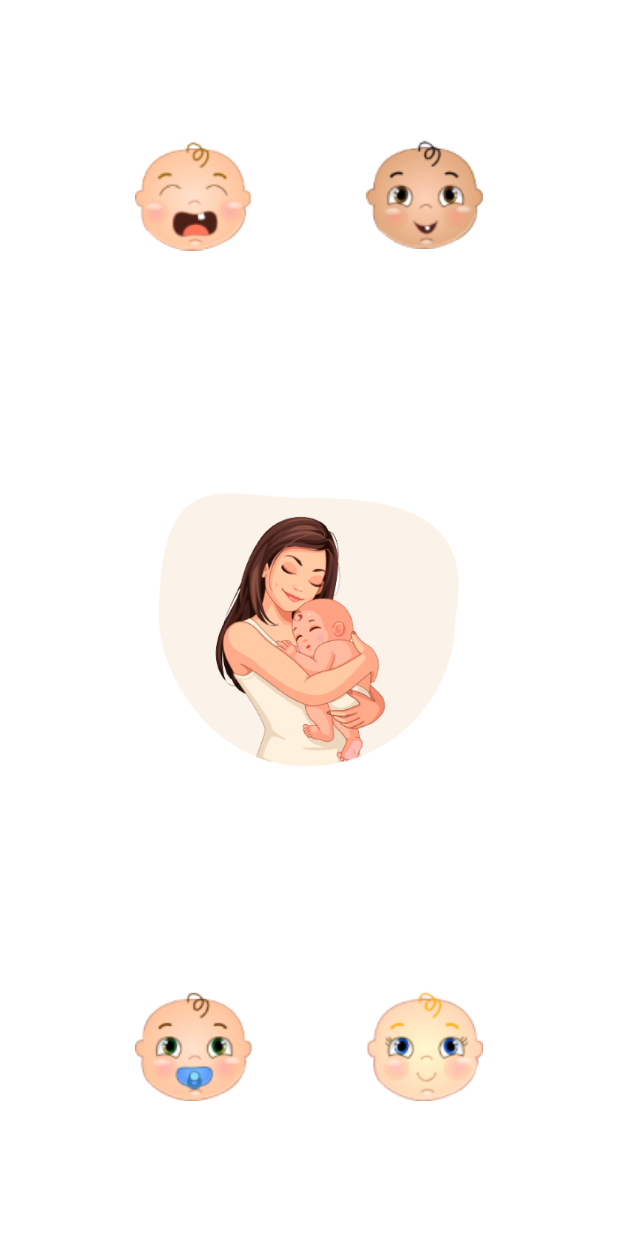
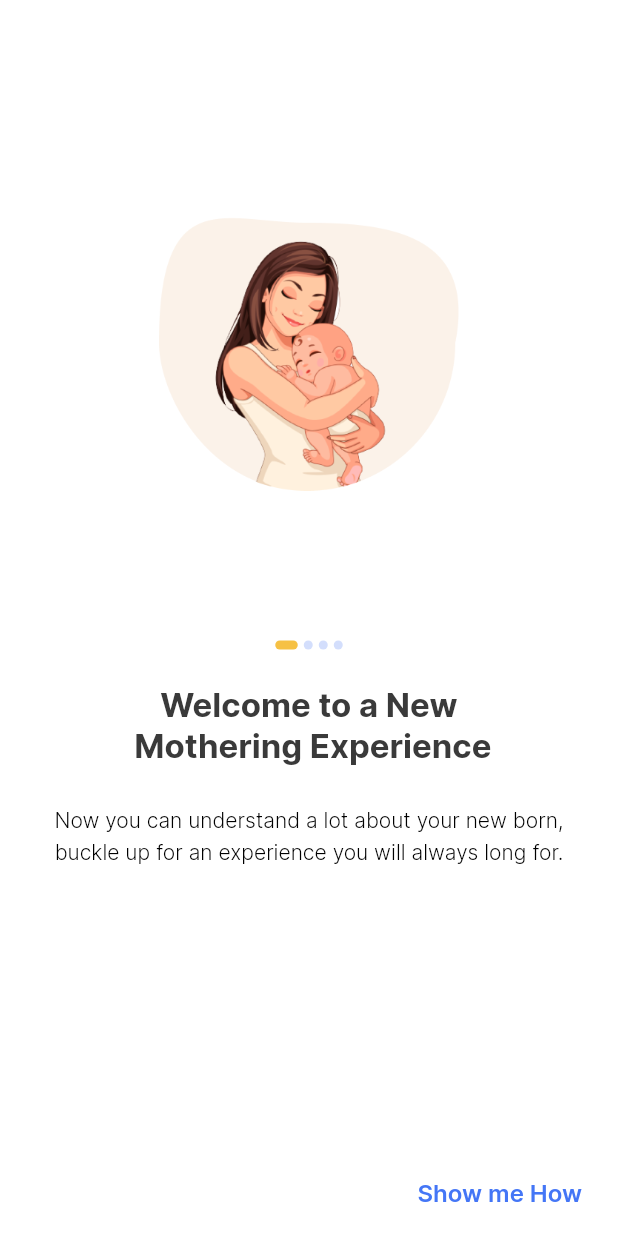
Before and after one commit to divincoder/ubenwa_val, a Flutter app: the screen it shows after launch, on a phone screen of 412 x 824 dp. Run offline on Flutter 3.47's test engine with Material 2 defaults, Android fonts, the phone set to English and light mode, and no system bars; our stand-ins replace flutter_svg, stacked, stacked_services, stacked_shared.

Commit message:
- refactored the colors file to use classes with static fields - added custom widget to further develop onboardView - String modifications

```diff
--- a/lib/app.dart
+++ b/lib/app.dart
@@ -1,6 +1,7 @@
 import 'package:flutter/material.dart';
 import 'package:flutter_localizations/flutter_localizations.dart';
 import 'package:mum_health/app/app.router.dart';
+import 'package:mum_health/gen/fonts.gen.dart';
 import 'package:mum_health/ui/common/app_colors.dart';
 import 'package:stacked_services/stacked_services.dart';
 import 'generated/l10n.dart';
@@ -13,10 +14,11 @@ class MyApp extends StatelessWidget {
     return MaterialApp(
       title: 'Flutter Demo',
       theme: Theme.of(context).copyWith(
-        primaryColor: kcPrimaryColor,
-        focusColor: kcPrimaryColor,
+        primaryColor: AppColors.primary,
+        focusColor: AppColors.primary,
         textTheme: Theme.of(context).textTheme.apply(
           bodyColor: Colors.black,
+          fontFamily: FontFamily.inter
         ),
       ),
       initialRoute: Routes.startupView,
--- a/lib/l10n/intl_en.arb
+++ b/lib/l10n/intl_en.arb
@@ -1,12 +1,12 @@
 {
-  "onboardingHeadingOne": "Welcome to a New Mothering Experience",
-  "onboardingDesOne": "Now you can understand a lot about your new born, buckle up for an experience you will always long for.",
+  "onboardHeadingOne": "Welcome to a New\n Mothering Experience",
+  "onboardDescOne": "Now you can understand a lot about your new born, buckle up for an experience you will always long for.",
   "onboardHeadingTwo": "A Cry with Meaning",
-  "onboardingDescTwo": "Now with great feedbacks, you can understand a lot about your new born cry patter and prepare for common cry peak period.",
+  "onboardDescTwo": "Now with great feedbacks, you can understand a lot about your new born cry patter and prepare for common cry peak period.",
   "onboardHeadingThree": "Analytical Insight",
-  "onboardingDescThree": "Be your baby’s doctor by viewing great insight and analysis; you get to see how your baby cry activity varies in terms of duration and frequency to help you make good decisions",
+  "onboardDescThree": "Be your baby’s doctor by viewing great insight and analysis; you get to see how your baby cry activity varies in terms of duration and frequency to help you make good decisions",
   "onboardHeadingFour": "Happy Mom\n Happy Home",
-  "onboardingDescFour": "Reduce you baby crying time whilst getting your schedule back together by planning for time of cry activity and time of quite.",
+  "onboardDescFour": "Reduce you baby crying time whilst getting your schedule back together by planning for time of cry activity and time of quite.",
   "previous": "Previous",
   "next": "Next",
   "getStarted": "Get Started",
--- a/lib/ui/common/app_colors.dart
+++ b/lib/ui/common/app_colors.dart
@@ -1,12 +1,14 @@
 import 'package:flutter/material.dart';
 
-const Color kcPrimaryColor = Color(0xff4476F6);
-const Color accentMainOne = Color(0xffF6C144);
-const Color accentMainTwo = Color(0xff4476F6);
-const Color babyOneBg = Color(0xffFBF2E9);
-const Color babyTwoBg = Color(0xffE9EEFB);
-const Color babyFourBg = Color(0xffE9EEFB);
-const Color babyThreeBg = Color(0xffFBF2E9);
-const Color defaultCarousel = Color(0xffD3DEFC);
-const Color heading = Color(0xff3A3A3A);
-const Color defaultStateCTA = Color(0xff858585);
+class AppColors {
+  static const Color primary = Color(0xff4476F6);
+  static const Color accentMainOne = Color(0xffF6C144);
+  static const Color accentMainTwo = Color(0xff4476F6);
+  static const Color babyOneBg = Color(0xffFBF2E9);
+  static const Color babyTwoBg = Color(0xffE9EEFB);
+  static const Color babyFourBg = Color(0xffE9EEFB);
+  static const Color babyThreeBg = Color(0xffFBF2E9);
+  static const Color defaultCarousel = Color(0xffD3DEFC);
+  static const Color text = Color(0xff3A3A3A);
+  static const Color defaultStateCTA = Color(0xff858585);
+}
--- /dev/null
+++ b/lib/ui/views/onboarding/onboard_item_view.dart
@@ -0,0 +1,109 @@
+import 'package:flutter/material.dart';
+import 'package:mum_health/generated/l10n.dart';
+import 'package:mum_health/ui/common/app_colors.dart';
+
+class OnboardItemView extends StatelessWidget {
+  final int index;
+  final int pageCount;
+  final VoidCallback onGetStarted;
+
+  const OnboardItemView(this.index, {this.pageCount = 4, required this.onGetStarted, super.key});
+
+  @override
+  Widget build(BuildContext context) {
+    return Column(
+      children: [
+        _buildCarousel(),
+        const SizedBox(height: 24),
+        Text(
+          _getTitleText(),
+          textAlign: TextAlign.center,
+          style: const TextStyle(
+              color: AppColors.text, fontSize: 22, fontWeight: FontWeight.w700),
+        ),
+        const SizedBox(height: 24),
+        Text(
+          _getSubtitleText(),
+          textAlign: TextAlign.center,
+          style: const TextStyle(
+              color: Colors.black,
+              fontSize: 14,
+              height: 1.5,
+              fontWeight: FontWeight.w300),
+        ),
+        const SizedBox(height: 24),
+
+        if(index == pageCount - 1)
+          MaterialButton(
+          onPressed: onGetStarted,
+          minWidth: double.maxFinite,
+          shape:
+              RoundedRectangleBorder(borderRadius: BorderRadius.circular(10)),
+          color: AppColors.primary,
+          textColor: Colors.white,
+          elevation: 0,
+          child: Padding(
+            padding: const EdgeInsets.symmetric(vertical: 14),
+            child: Text(
+              S.current.getStarted,
+              style: const TextStyle(fontWeight: FontWeight.w600, fontSize: 16),
+            ),
+          ),
+        )
+      ],
+    );
+  }
+
+  _buildCarousel() {
+    return Row(
+      mainAxisAlignment: MainAxisAlignment.center,
+      children: [
+        for (int i = 0; i < pageCount; i++)
+          Container(
+            width: index == i ? 15 : 6.0,
+            height: 6.0,
+            margin: const EdgeInsets.symmetric(vertical: 0.0, horizontal: 2.0),
+            decoration: BoxDecoration(
+              borderRadius: i == index ? BorderRadius.circular(7) : null,
+              shape: i == index ? BoxShape.rectangle : BoxShape.circle,
+              color: i == index
+                  ? i % 2 == 0
+                      ? AppColors.accentMainOne
+                      : AppColors.primary
+                  : AppColors.defaultCarousel,
+            ),
+          )
+      ],
+    );
+  }
+
+  _getTitleText() {
+    switch (index) {
+      case 0:
+        return S.current.onboardHeadingOne;
+      case 1:
+        return S.current.onboardHeadingTwo;
+      case 2:
+        return S.current.onboardHeadingThree;
+      case 3:
+        return S.current.onboardHeadingFour;
+      default:
+        return S.current.onboardHeadingOne;
+    }
+  }
+
+  _getSubtitleText() {
+    switch (index) {
+      case 0:
+        return S.current.onboardDescOne;
+      case 1:
+        return S.current.onboardDescTwo;
+      case 2:
+        return S.current.onboardDescThree;
+      case 3:
+        return S.current.onboardDescFour;
+      default:
+        return S.current.onboardDescOne;
+    }
+  }
+}
--- a/lib/ui/views/onboarding/onboard_view.dart
+++ b/lib/ui/views/onboarding/onboard_view.dart
@@ -1,5 +1,8 @@
 import 'package:flutter/material.dart';
 import 'package:mum_health/gen/assets.gen.dart';
+import 'package:mum_health/generated/l10n.dart';
+import 'package:mum_health/ui/common/app_colors.dart';
+import 'package:mum_health/ui/views/onboarding/onboard_item_view.dart';
 import 'package:mum_health/ui/views/onboarding/onboard_viewmodel.dart';
 import 'package:stacked/stacked.dart';
 
@@ -8,32 +11,99 @@ class OnboardView extends ViewModelWidget<OnboardingViewModel> {
 
   @override
   Widget build(BuildContext context, OnboardingViewModel viewModel) {
+    final size = MediaQuery.of(context).size;
+    final padding = MediaQuery.of(context).padding;
+
     return Container(
       color: Colors.white, // Change color or add background image as needed
       child: Stack(
         children: [
-          Center(
+          // for (int i = 0; i < 4; i++)
+          // Positioned(
+          //   top: (i == 0 || i == 1) ? 90 : null,
+          //   bottom: (i == 2 || i == 3) ? 90 : 180,
+          //   left: (i == 1 || i == 3) ? 90 : 180,
+          //   right: (i == 0 || i == 2) ? 90 : 180,
+          //   child: AnimatedAlign(
+          //   duration: const Duration(milliseconds: 500),
+          //     alignment: getBabyAlignment(i, viewModel.currentPage),
+          //     child: Image.asset(
+          //       _getBabyImageForIndex(i),
+          //     ),
+          //   ),
+          // ),
+
+          Positioned.fill(
+              top: padding.top + 30,
+              left: 30,
+              right: 30,
+              child: Column(
+                children: [
+                  Expanded(
+                    child: Center(
                       child: SizedBox(
                           height: 200,
                           width: 200,
                           child: Image.asset(
                               _getMotherImageForIndex(viewModel.currentPage))),
                     ),
-          for (int i = 0; i < 4; i++)
+                  ),
+                  Expanded(child: OnboardItemView(viewModel.currentPage, onGetStarted: () {
+
+                  }))
+                ],
+              )),
+
           Positioned(
-              top: (i == 0 || i == 1) ? 90 : null,
-              bottom: (i == 2 || i == 3) ? 90 : null,
-              left: (i == 1 || i == 3) ? 90 : null,
-              right: (i == 0 || i == 2) ? 90 : null,
-              child: AnimatedAlign(
-              duration: const Duration(milliseconds: 500),
-                alignment: getBabyAlignment(i, viewModel.currentPage),
-                child: Image.asset(
-                  _getBabyImageForIndex(i),
+              bottom: padding.bottom + 20,
+              left: 24,
+              right: 24,
+              child: Row(
+                mainAxisAlignment: MainAxisAlignment.spaceBetween,
+                children: [
+                  Visibility(
+                    visible: viewModel.currentPage != 0,
+                    child: InkWell(
+                      onTap: () {
+                        viewModel.pageController.previousPage(
+                            duration: const Duration(milliseconds: 300),
+                            curve: Curves.easeIn);
+                      },
+                      child: Text(
+                        S.current.previous,
+                        style: const TextStyle(
+                            color: AppColors.defaultStateCTA,
+                            fontSize: 16,
+                            fontWeight: FontWeight.w600),
                       ),
                     ),
                   ),
+                  Visibility(
+                    visible: viewModel.currentPage != 3,
+                    child: InkWell(
+                      onTap: () {
+                        viewModel.pageController.nextPage(
+                            duration: const Duration(milliseconds: 300),
+                            curve: Curves.easeIn);
 
+                        // if (viewModel.currentPage < 4) {
+                        //   viewModel.pageController
+                        //       .jumpToPage(viewModel.currentPage + 1);
+                        // }
+                      },
+                      child: Text(
+                        viewModel.currentPage == 0
+                            ? S.current.showMeHow
+                            : S.current.next,
+                        style: const TextStyle(
+                            color: AppColors.primary,
+                            fontSize: 16,
+                            fontWeight: FontWeight.w600),
+                      ),
+                    ),
+                  )
+                ],
+              ))
         ],
       ),
     );
--- a/lib/ui/views/startup/startup_view.dart
+++ b/lib/ui/views/startup/startup_view.dart
@@ -15,7 +15,7 @@ class StartupView extends StackedView<StartupViewModel> {
     Widget? child,
   ) {
     return Scaffold(
-      backgroundColor: kcPrimaryColor,
+      backgroundColor: AppColors.primary,
       body: Center(
         child: Assets.svg.appIconText.svg(),
       ),
```
Also changed, not shown: lib/generated/intl/messages_en.dart, lib/generated/l10n.dart. Lines whose indentation alone changed are shown as unchanged.
